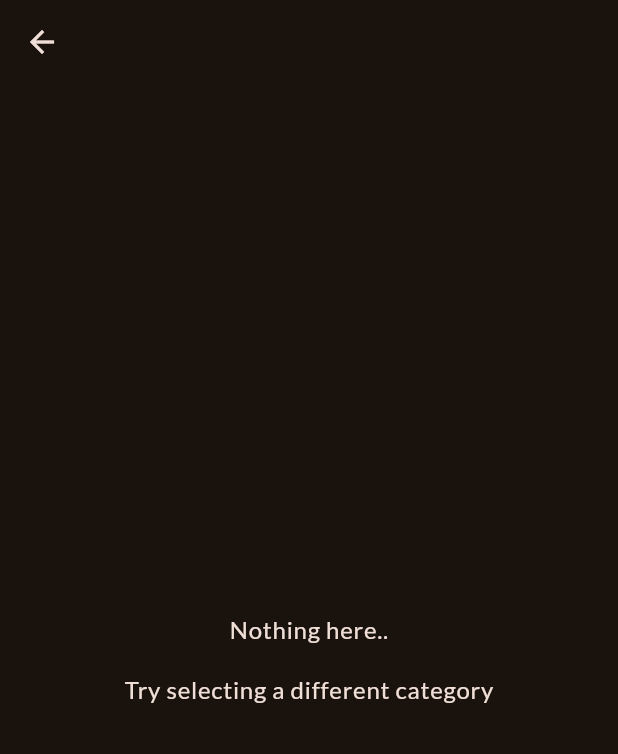
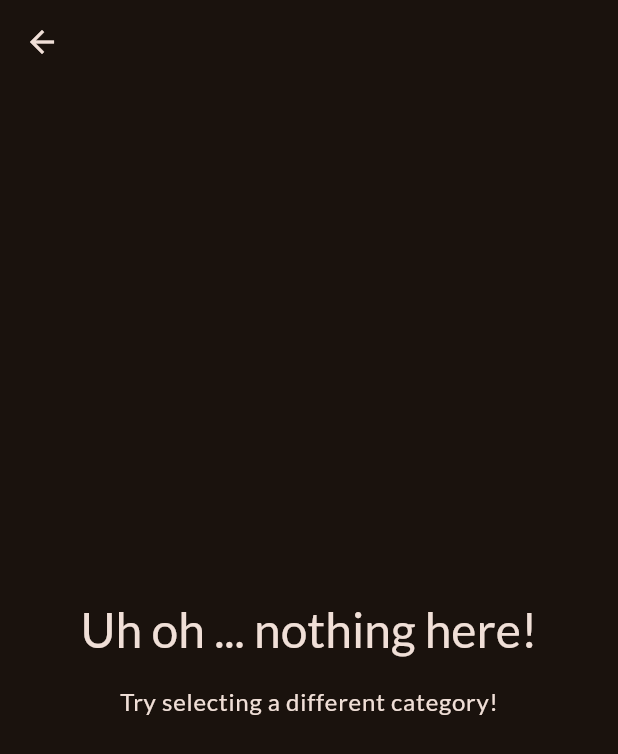
Before and after one commit to marco-sorrentino/meals_flutter_app, a Flutter app: the MealsScreen screen opened directly with empty values, on a phone screen of 412 x 824 dp. Shown: the top 754 px of the screen. Run offline on Flutter 3.47's test engine with Material 2 defaults, Android fonts, the light colour scheme and no system bars; our stand-ins replace google_fonts, transparent_image; network calls fail.

Commit message:
connection to the third screen

```diff
--- a/lib/screens/meals.dart
+++ b/lib/screens/meals.dart
@@ -1,35 +1,47 @@
 import 'package:flutter/material.dart';
 import 'package:meals_flutter_app/models/meal.dart';
+import 'package:meals_flutter_app/screens/meal_details.dart';
 import 'package:meals_flutter_app/widgets/meal_item.dart';
 
 class MealsScreen extends StatelessWidget {
-  const MealsScreen({super.key, required this.title, required this.meals});
+  const MealsScreen({
+    super.key,
+    required this.title,
+    required this.meals,
+  });
 
   final String title;
   final List<Meal> meals;
 
+  void selectMeal(BuildContext context, Meal meal) {
+    Navigator.of(context).push(
+      MaterialPageRoute(
+        builder: (ctx) => MealDetailsScreen(
+          meal: meal,
+        ),
+      ),
+    );
+  }
+
   @override
-  Widget build(context) {
+  Widget build(BuildContext context) {
     Widget content = Center(
       child: Column(
         mainAxisSize: MainAxisSize.min,
         children: [
           Text(
-            "Nothing here..",
+            'Uh oh ... nothing here!',
+            style: Theme.of(context).textTheme.headlineLarge!.copyWith(
+                  color: Theme.of(context).colorScheme.onBackground,
+                ),
+          ),
+          const SizedBox(height: 16),
+          Text(
+            'Try selecting a different category!',
             style: Theme.of(context).textTheme.bodyLarge!.copyWith(
                   color: Theme.of(context).colorScheme.onBackground,
                 ),
           ),
-          const SizedBox(
-            height: 16,
-          ),
-          Text(
-            "Try selecting a different category",
-            style: Theme.of(context)
-                .textTheme
-                .bodyLarge!
-                .copyWith(color: Theme.of(context).colorScheme.onBackground),
-          )
         ],
       ),
     );
@@ -37,9 +49,15 @@ class MealsScreen extends StatelessWidget {
     if (meals.isNotEmpty) {
       content = ListView.builder(
         itemCount: meals.length,
-        itemBuilder: (context, index) => MealItem(meal: meals[index]),
+        itemBuilder: (ctx, index) => MealItem(
+          meal: meals[index],
+          onSelectMeal: (meal) {
+            selectMeal(context, meal);
+          },
+        ),
       );
     }
+
     return Scaffold(
       appBar: AppBar(
         title: Text(title),
```
Also changed, not shown: lib/screens/meal_details.dart (added, +23 -0 lines), lib/widgets/meal_item.dart (+17 -14 lines).
